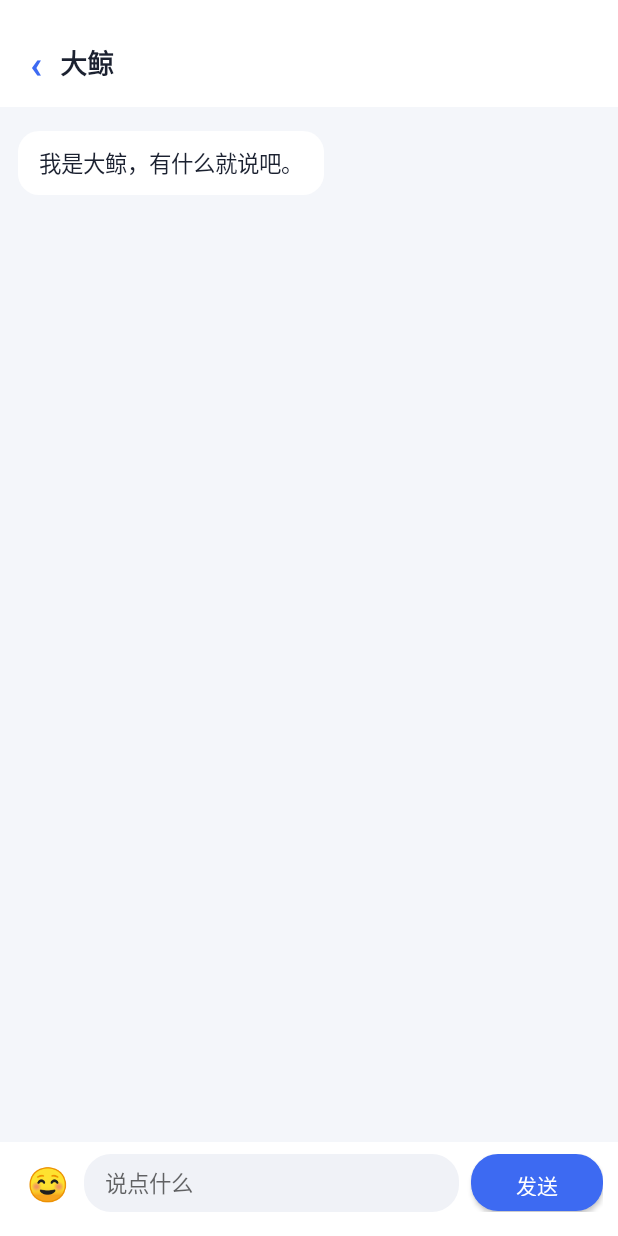
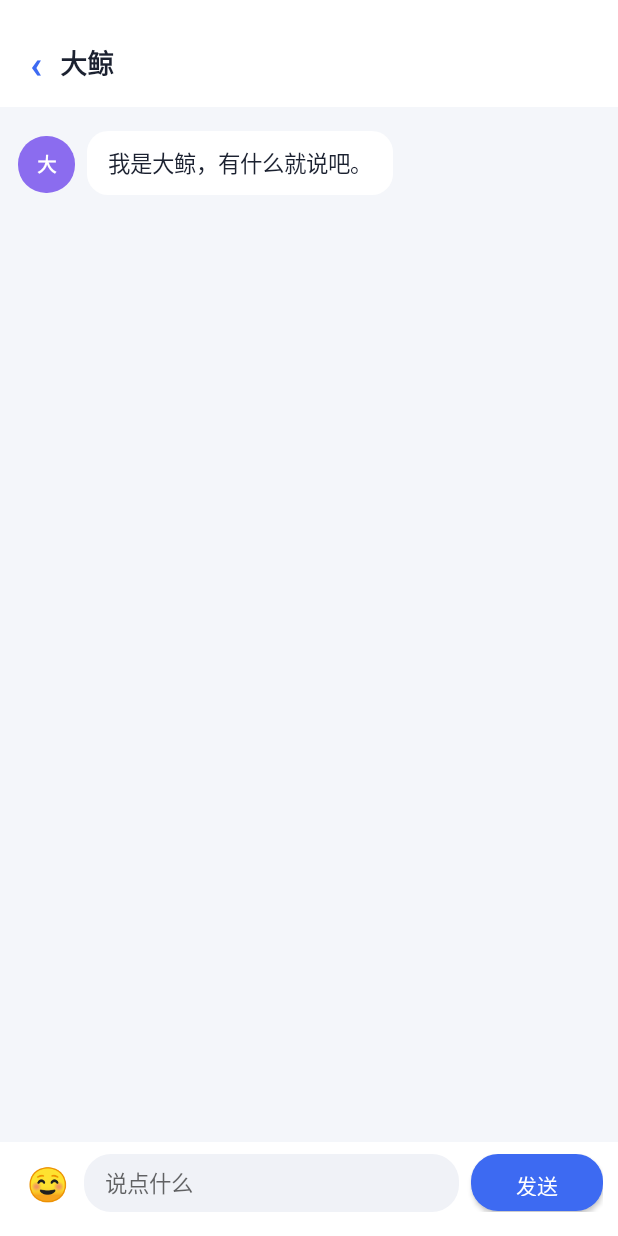
Before and after one commit to 18751617418/whalechat, an Android app: the screen it shows after launch (MainActivity), after a tap on an icon or button, on a phone screen of 412 x 824 dp. Run offline under Robolectric (Android 15) with nearby library versions, the phone set to English and light mode, and no system bars.

Commit message:
qq style avatars

```diff
--- a/app/src/main/java/com/xixi/whale/MainActivity.java
+++ b/app/src/main/java/com/xixi/whale/MainActivity.java
@@ -131,7 +131,9 @@ public class MainActivity extends Activity {
         LinearLayout texts = new LinearLayout(this);
         texts.setOrientation(LinearLayout.VERTICAL);
         texts.addView(label(name, 17, Color.parseColor("#1B2130"), true));
-        TextView d = label(desc, 12, Color.parseColor("#8A93A6"), false);
+        String lastMsg = prefs.getString("last_" + idx, "");
+        TextView d = label(lastMsg.length() > 0 ? lastMsg : desc, 12,
+                lastMsg.length() > 0 ? Color.parseColor("#5A6478") : Color.parseColor("#8A93A6"), false);
         d.setPadding(0, dp(3), 0, 0);
         texts.addView(d);
         LinearLayout.LayoutParams tlp = new LinearLayout.LayoutParams(0,
@@ -313,6 +315,7 @@ public class MainActivity extends Activity {
                 if (text.length() == 0) return;
                 input.setText("");
                 bubble(msgs, scroll, text, true);
+                prefs.edit().putString("last_" + idx, text).apply();
                 final String url = prefs.getString("url_" + idx, DEFAULT_URL);
                 if (url == null || url.length() == 0) {
                     bubble(msgs, scroll, "（还没接上" + name + "，长按好友名字填地址）", false);
@@ -327,6 +330,8 @@ public class MainActivity extends Activity {
                             public void run() {
                                 msgs.removeView(thinking);
                                 bubble(msgs, scroll, reply, false);
+                                prefs.edit().putString("last_" + idx,
+                                        reply.length() > 24 ? reply.substring(0, 24) + "…" : reply).apply();
                             }
                         });
                     }
@@ -544,6 +549,18 @@ public class MainActivity extends Activity {
         hp.setMargins(0, dp(4), 0, dp(4));
         holder.setLayoutParams(hp);
 
+        if (!mine) {
+            TextView av = label(chatName.length() > 0 ? chatName.substring(0, 1) : "鲸",
+                    13, Color.WHITE, true);
+            av.setGravity(Gravity.CENTER);
+            av.setBackground(round(chatName.equals("大鲸")
+                    ? Color.parseColor("#8B6CEF") : Color.parseColor("#3D6AF2"), 19));
+            LinearLayout.LayoutParams alp = new LinearLayout.LayoutParams(dp(38), dp(38));
+            alp.setMargins(0, 0, dp(8), 0);
+            av.setLayoutParams(alp);
+            holder.addView(av);
+        }
+
         TextView t = new TextView(this);
         t.setText(text);
         t.setTextSize(15);
```
